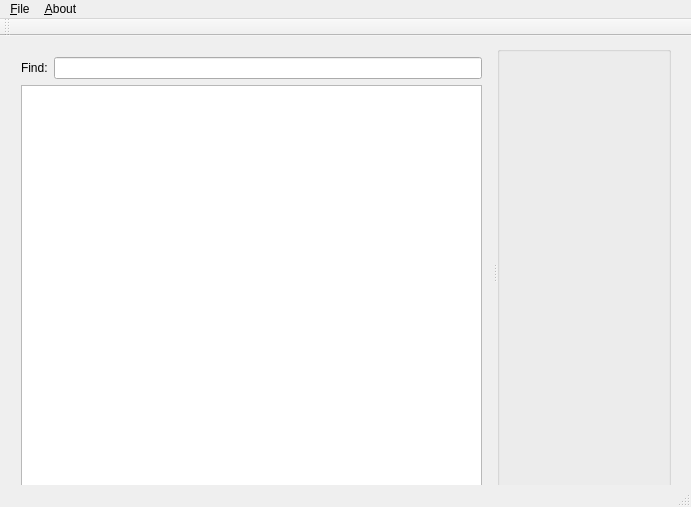
First picture: the form in abmainwindow.ui, repository guolisen/ArrayBox, before the edit.
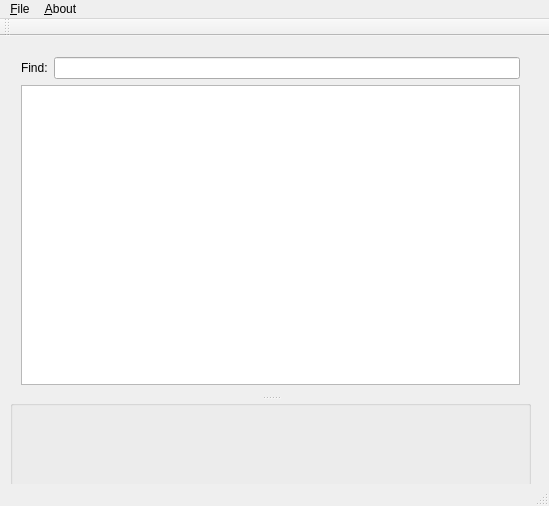
Second picture: the form after the edit.

Commit message: tableview style

What changed in the file:
```diff
--- a/abmainwindow.ui
+++ b/abmainwindow.ui
@@ -6,8 +6,8 @@
    <rect>
     <x>0</x>
     <y>0</y>
-    <width>691</width>
-    <height>507</height>
+    <width>549</width>
+    <height>506</height>
    </rect>
   </property>
   <property name="windowTitle">
@@ -19,17 +19,14 @@
      <rect>
       <x>10</x>
       <y>10</y>
-      <width>661</width>
-      <height>451</height>
+      <width>521</width>
+      <height>441</height>
      </rect>
     </property>
     <property name="orientation">
-     <enum>Qt::Horizontal</enum>
+     <enum>Qt::Vertical</enum>
     </property>
-    <property name="childrenCollapsible">
-     <bool>false</bool>
-    </property>
-    <widget class="QWidget" name="">
+    <widget class="QWidget" name="layoutWidget">
      <layout class="QVBoxLayout" name="verticalLayout">
       <item>
        <layout class="QHBoxLayout" name="horizontalLayout">
@@ -46,7 +43,61 @@
        </layout>
       </item>
       <item>
-       <widget class="QTableView" name="tableView"/>
+       <widget class="QTableView" name="tableView">
+        <property name="font">
+         <font>
+          <pointsize>6</pointsize>
+         </font>
+        </property>
+        <property name="focusPolicy">
+         <enum>Qt::ClickFocus</enum>
+        </property>
+        <property name="frameShadow">
+         <enum>QFrame::Plain</enum>
+        </property>
+        <property name="sizeAdjustPolicy">
+         <enum>QAbstractScrollArea::AdjustToContents</enum>
+        </property>
+        <property name="autoScroll">
+         <bool>false</bool>
+        </property>
+        <property name="autoScrollMargin">
+         <number>3</number>
+        </property>
+        <property name="editTriggers">
+         <set>QAbstractItemView::NoEditTriggers</set>
+        </property>
+        <property name="alternatingRowColors">
+         <bool>true</bool>
+        </property>
+        <property name="selectionMode">
+         <enum>QAbstractItemView::ExtendedSelection</enum>
+        </property>
+        <property name="selectionBehavior">
+         <enum>QAbstractItemView::SelectRows</enum>
+        </property>
+        <property name="cornerButtonEnabled">
+         <bool>false</bool>
+        </property>
+        <attribute name="horizontalHeaderDefaultSectionSize">
+         <number>100</number>
+        </attribute>
+        <attribute name="horizontalHeaderHighlightSections">
+         <bool>false</bool>
+        </attribute>
+        <attribute name="verticalHeaderVisible">
+         <bool>false</bool>
+        </attribute>
+        <attribute name="verticalHeaderDefaultSectionSize">
+         <number>22</number>
+        </attribute>
+        <attribute name="verticalHeaderHighlightSections">
+         <bool>true</bool>
+        </attribute>
+        <attribute name="verticalHeaderMinimumSectionSize">
+         <number>22</number>
+        </attribute>
+       </widget>
       </item>
      </layout>
     </widget>
@@ -62,8 +113,8 @@
     <rect>
      <x>0</x>
      <y>0</y>
-     <width>691</width>
-     <height>20</height>
+     <width>549</width>
+     <height>17</height>
     </rect>
    </property>
    <widget class="QMenu" name="menu_File">
```
Left out of the diff: 2 changed lines with no effect on the pictures. The commit also changes 2 other files.
